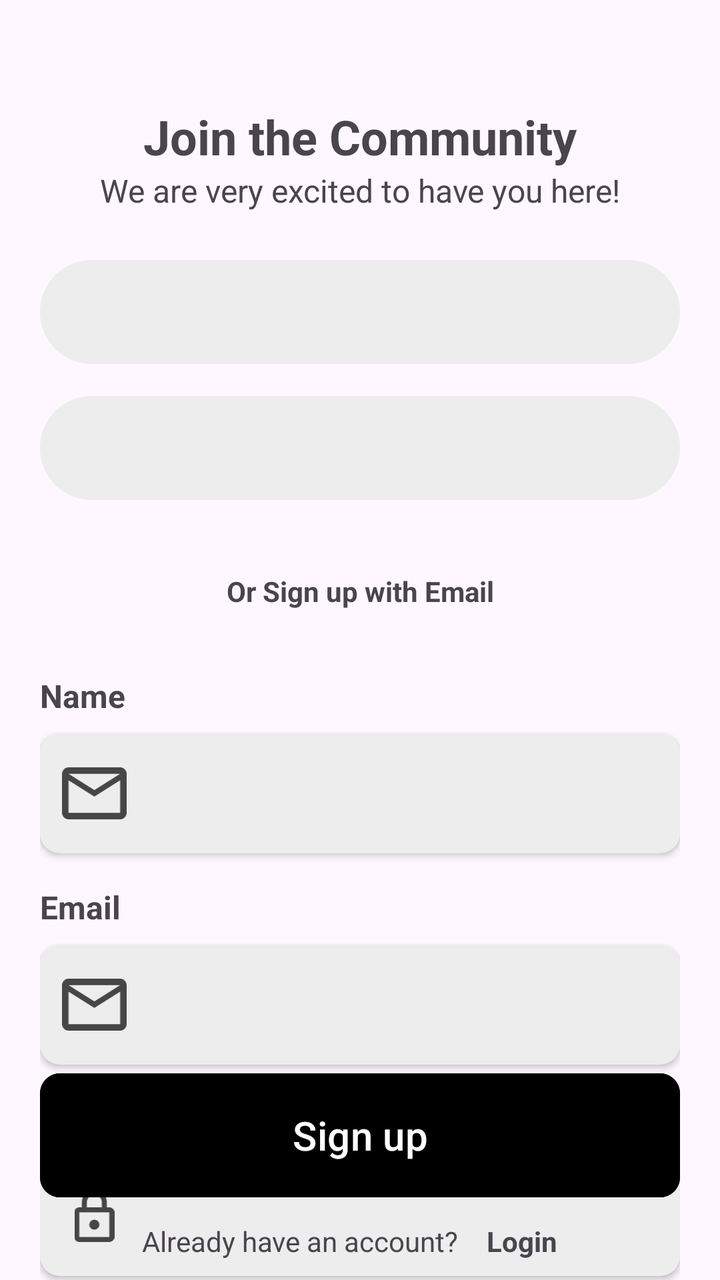
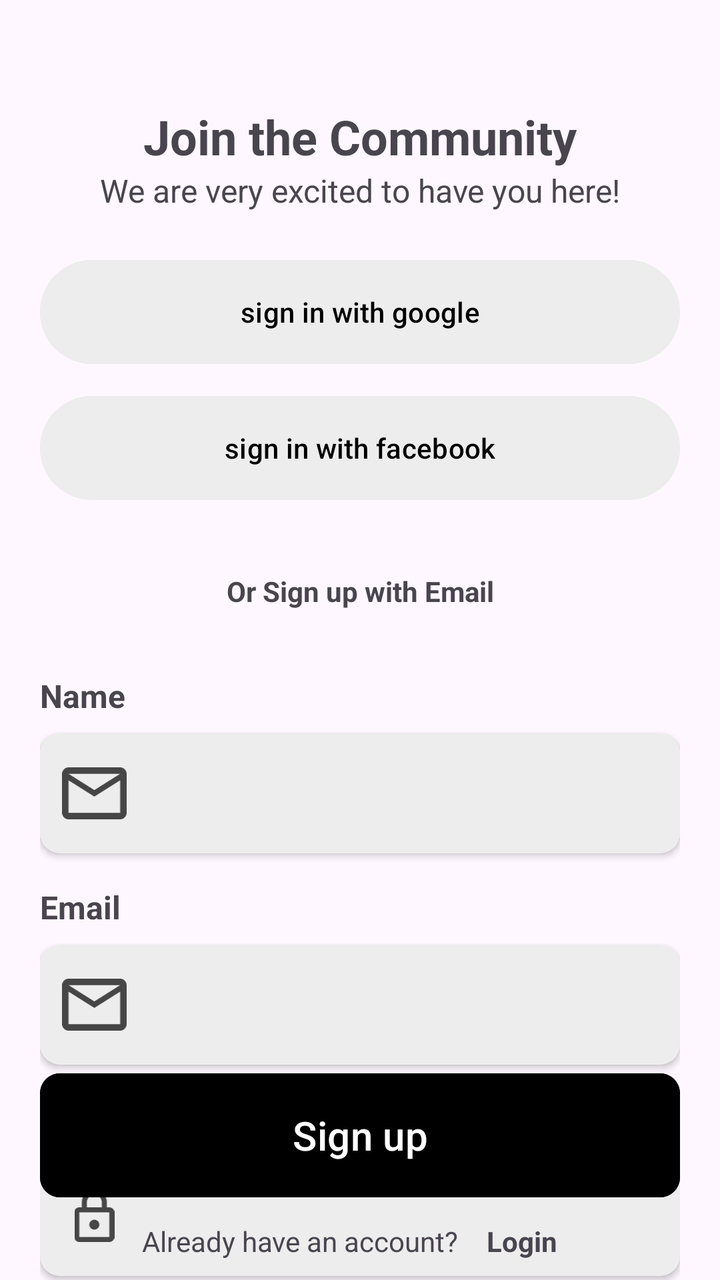

Compare the two renders of this Android layout. The source of the first and the diff that turns it into the second are given below.
<!-- AndroidManifest.xml: application theme Theme.Syncly -->
<!-- res/layout/fragment_sign_up.xml -->
<?xml version="1.0" encoding="utf-8"?>
<RelativeLayout xmlns:android="http://schemas.android.com/apk/res/android"
    xmlns:tools="http://schemas.android.com/tools"
    android:layout_width="match_parent"
    android:layout_height="match_parent"
    xmlns:app="http://schemas.android.com/apk/res-auto"
    tools:context=".fragments.Login">
    <LinearLayout
        android:id="@+id/header"
        android:layout_width="match_parent"
        android:layout_height="wrap_content"
        android:orientation="vertical"
        android:layout_margin="20dp"
        android:gravity="center_horizontal"
        android:layout_marginBottom="32dp"
        >
        <ImageView
            android:layout_width="wrap_content"
            android:layout_height="wrap_content"
            android:layout_marginBottom="32dp"
            />
        <TextView
            android:layout_width="wrap_content"
            android:layout_height="wrap_content"
            android:textSize="24sp"
            android:textStyle="bold"
            android:text="Join the Community"/>
        <TextView
            android:layout_width="wrap_content"
            android:layout_height="wrap_content"
            android:textSize="16sp"
            android:text="We are very excited to have you here!"/>
    </LinearLayout>
    <LinearLayout
        android:id="@+id/sso"
        android:layout_width="match_parent"
        android:layout_height="wrap_content"
        android:layout_marginHorizontal="20dp"
        android:orientation="vertical"
        android:layout_below="@id/header"
        >
        <com.google.android.material.button.MaterialButton
            android:layout_width="match_parent"
            android:layout_height="60dp"
            android:backgroundTint="@color/light_grey"
            android:layout_marginBottom="8dp"/>
        <com.google.android.material.button.MaterialButton
            android:layout_width="match_parent"
            android:layout_height="60dp"
            android:backgroundTint="@color/light_grey"/>
    </LinearLayout>
    <TextView
        android:id="@+id/or"
        android:layout_width="match_parent"
        android:layout_height="wrap_content"
        android:text="Or Sign up with Email"
        android:layout_marginHorizontal="20dp"
        android:layout_marginVertical="32dp"
        android:gravity="center_horizontal"
        android:textSize="14sp"
        android:textStyle="bold"
        android:layout_below="@id/sso"/>
    <LinearLayout
        android:layout_width="match_parent"
        android:layout_height="wrap_content"
        android:orientation="vertical"
        android:layout_marginHorizontal="20dp"
        android:layout_below="@id/or"
        >
        <TextView
            android:layout_width="wrap_content"
            android:layout_height="wrap_content"
            android:text="Name"
            android:textSize="16sp"
            android:textStyle="bold"
            android:layout_marginBottom="8dp"/>
        <androidx.cardview.widget.CardView
            android:layout_width="match_parent"
            android:layout_height="60dp"
            android:backgroundTint="@color/light_grey"
            app:cardCornerRadius="10dp"
            android:layout_marginBottom="16dp">
            <LinearLayout
                android:layout_width="match_parent"
                android:layout_height="match_parent"
                android:orientation="horizontal"
                android:gravity="center_vertical"
                >
                <ImageView
                    android:layout_width="0dp"
                    android:layout_height="26dp"
                    android:layout_weight="2"
                    android:src="@drawable/icon_email"
                    />
                <EditText
                    android:id="@+id/nameInpt"
                    android:layout_width="0dp"
                    android:layout_weight="9"
                    android:layout_height="match_parent"
                    android:background="@android:color/transparent"
                    android:layout_marginEnd="20dp"/>
            </LinearLayout>
        </androidx.cardview.widget.CardView>
        <TextView
            android:layout_width="wrap_content"
            android:layout_height="wrap_content"
            android:text="Email"
            android:textSize="16sp"
            android:textStyle="bold"
            android:layout_marginBottom="8dp"/>
        <androidx.cardview.widget.CardView
            android:layout_width="match_parent"
            android:layout_height="60dp"
            android:backgroundTint="@color/light_grey"
            app:cardCornerRadius="10dp"
            android:layout_marginBottom="16dp">
            <LinearLayout
                android:layout_width="match_parent"
                android:layout_height="match_parent"
                android:orientation="horizontal"
                android:gravity="center_vertical"
                >
                <ImageView
                    android:layout_width="0dp"
                    android:layout_height="26dp"
                    android:layout_weight="2"
                    android:src="@drawable/icon_email"
                    />
                <EditText
                    android:id="@+id/emailInpt"
                    android:layout_width="0dp"
                    android:layout_weight="9"
                    android:layout_height="match_parent"
                    android:background="@android:color/transparent"
                    android:layout_marginEnd="20dp"/>
            </LinearLayout>
        </androidx.cardview.widget.CardView>
        <TextView
            android:layout_width="wrap_content"
            android:layout_height="wrap_content"
            android:text="Password"
            android:textSize="16sp"
            android:textStyle="bold"
            android:layout_marginBottom="8dp"/>
        <androidx.cardview.widget.CardView
            android:layout_width="match_parent"
            android:layout_height="60dp"
            android:backgroundTint="@color/light_grey"
            app:cardCornerRadius="10dp"
            android:layout_marginBottom="16dp">
            <LinearLayout
                android:layout_width="match_parent"
                android:layout_height="match_parent"
                android:orientation="horizontal"
                android:gravity="center_vertical"
                >
                <ImageView
                    android:layout_width="0dp"
                    android:layout_height="26dp"
                    android:layout_weight="2"
                    android:src="@drawable/icon_lock"
                    />
                <EditText
                    android:id="@+id/passInpt"
                    android:layout_width="0dp"
                    android:layout_weight="9"
                    android:layout_height="match_parent"
                    android:background="@android:color/transparent"
                    android:layout_marginEnd="20dp"/>
            </LinearLayout>
        </androidx.cardview.widget.CardView>
    </LinearLayout>

    <com.google.android.material.button.MaterialButton
        android:id="@+id/signupBtn"
        android:layout_width="match_parent"
        android:layout_height="70dp"
        android:layout_above="@id/question"
        android:layout_marginHorizontal="20dp"
        android:layout_marginBottom="-2dp"
        android:backgroundTint="@color/black"
        android:text="Sign up"
        android:textSize="20sp"
        app:cornerRadius="10dp" />

    <LinearLayout
        android:id="@+id/question"
        android:layout_width="match_parent"
        android:layout_height="wrap_content"
        android:orientation="horizontal"
        android:gravity="center"
        android:layout_alignParentBottom="true"
        >
        <TextView
            android:layout_width="wrap_content"
            android:layout_height="wrap_content"
            android:text="Already have an account?"
            android:textSize="14sp"
            android:layout_marginRight="4dp"/>
        <TextView
            android:layout_width="wrap_content"
            android:layout_height="wrap_content"
            android:textStyle="bold"
            android:id="@+id/login"
            android:padding="10dp"
            android:textSize="14sp"
            android:text="Login"/>
    </LinearLayout>
</RelativeLayout>
<!-- resources referenced by this layout -->
<resources>
  <color name="black">#FF000000</color>
  <color name="light_grey">#EDEDED</color>
  <!-- drawable icon_email (drawable) -->
  <vector xmlns:android="http://schemas.android.com/apk/res/android"
      android:width="26dp"
      android:height="21dp"
      android:viewportWidth="26"
      android:viewportHeight="21">
    <path
        android:pathData="M2.6,21C1.885,21 1.273,20.743 0.764,20.229C0.255,19.715 0,19.097 0,18.375V2.625C0,1.903 0.255,1.285 0.764,0.771C1.273,0.257 1.885,0 2.6,0H23.4C24.115,0 24.727,0.257 25.236,0.771C25.745,1.285 26,1.903 26,2.625V18.375C26,19.097 25.745,19.715 25.236,20.229C24.727,20.743 24.115,21 23.4,21H2.6ZM13,11.813L2.6,5.25V18.375H23.4V5.25L13,11.813ZM13,9.188L23.4,2.625H2.6L13,9.188ZM2.6,5.25V2.625V18.375V5.25Z"
        android:fillColor="#464646"/>
  </vector>
  <!-- drawable icon_lock (drawable) -->
  <vector xmlns:android="http://schemas.android.com/apk/res/android"
      android:width="20dp"
      android:height="26dp"
      android:viewportWidth="20"
      android:viewportHeight="26">
    <path
        android:pathData="M2.5,26C1.813,26 1.224,25.757 0.734,25.273C0.245,24.788 0,24.205 0,23.524V11.143C0,10.462 0.245,9.879 0.734,9.394C1.224,8.909 1.813,8.667 2.5,8.667H3.75V6.19C3.75,4.478 4.359,3.018 5.578,1.811C6.797,0.604 8.271,0 10,0C11.729,0 13.203,0.604 14.422,1.811C15.641,3.018 16.25,4.478 16.25,6.19V8.667H17.5C18.188,8.667 18.776,8.909 19.266,9.394C19.755,9.879 20,10.462 20,11.143V23.524C20,24.205 19.755,24.788 19.266,25.273C18.776,25.757 18.188,26 17.5,26H2.5ZM2.5,23.524H17.5V11.143H2.5V23.524ZM10,19.809C10.688,19.809 11.276,19.567 11.766,19.082C12.255,18.597 12.5,18.014 12.5,17.333C12.5,16.652 12.255,16.069 11.766,15.585C11.276,15.1 10.688,14.857 10,14.857C9.313,14.857 8.724,15.1 8.234,15.585C7.745,16.069 7.5,16.652 7.5,17.333C7.5,18.014 7.745,18.597 8.234,19.082C8.724,19.567 9.313,19.809 10,19.809ZM6.25,8.667H13.75V6.19C13.75,5.159 13.385,4.282 12.656,3.56C11.927,2.837 11.042,2.476 10,2.476C8.958,2.476 8.073,2.837 7.344,3.56C6.615,4.282 6.25,5.159 6.25,6.19V8.667Z"
        android:fillColor="#464646"/>
  </vector>
  <style name="Theme.Syncly" parent="Base.Theme.Syncly" />
  <style name="Base.Theme.Syncly" parent="Theme.Material3.DayNight.NoActionBar">
          
          
      </style>
</resources>

<!-- the commit's change to res/layout/fragment_sign_up.xml (unified diff, before → after) -->
@@ -40,13 +40,19 @@
         android:layout_below="@id/header"
         >
         <com.google.android.material.button.MaterialButton
-            android:layout_width="match_parent"
-            android:layout_height="60dp"
+            android:id="@+id/googleBtn"
+            android:layout_width="match_parent"
+            android:layout_height="60dp"
+            android:text="sign in with google"
+            android:textColor="@color/black"
             android:backgroundTint="@color/light_grey"
             android:layout_marginBottom="8dp"/>
         <com.google.android.material.button.MaterialButton
-            android:layout_width="match_parent"
-            android:layout_height="60dp"
+            android:id="@+id/facebookBtn"
+            android:layout_width="match_parent"
+            android:layout_height="60dp"
+            android:text="sign in with facebook"
+            android:textColor="@color/black"
             android:backgroundTint="@color/light_grey"/>
     </LinearLayout>
     <TextView
